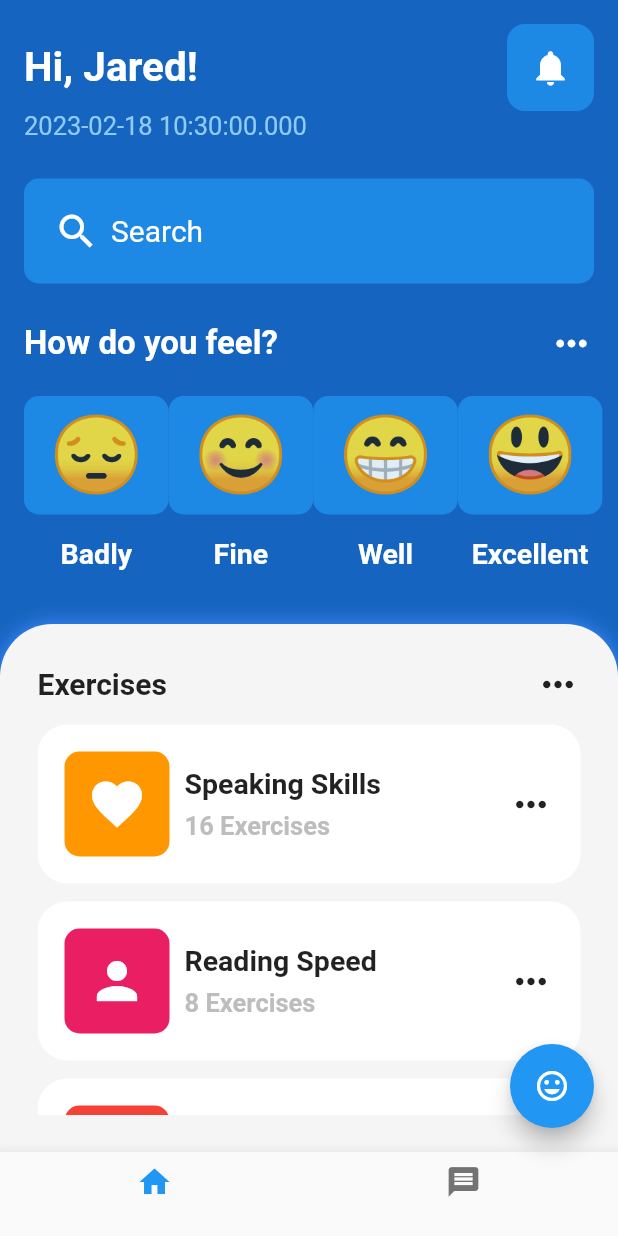
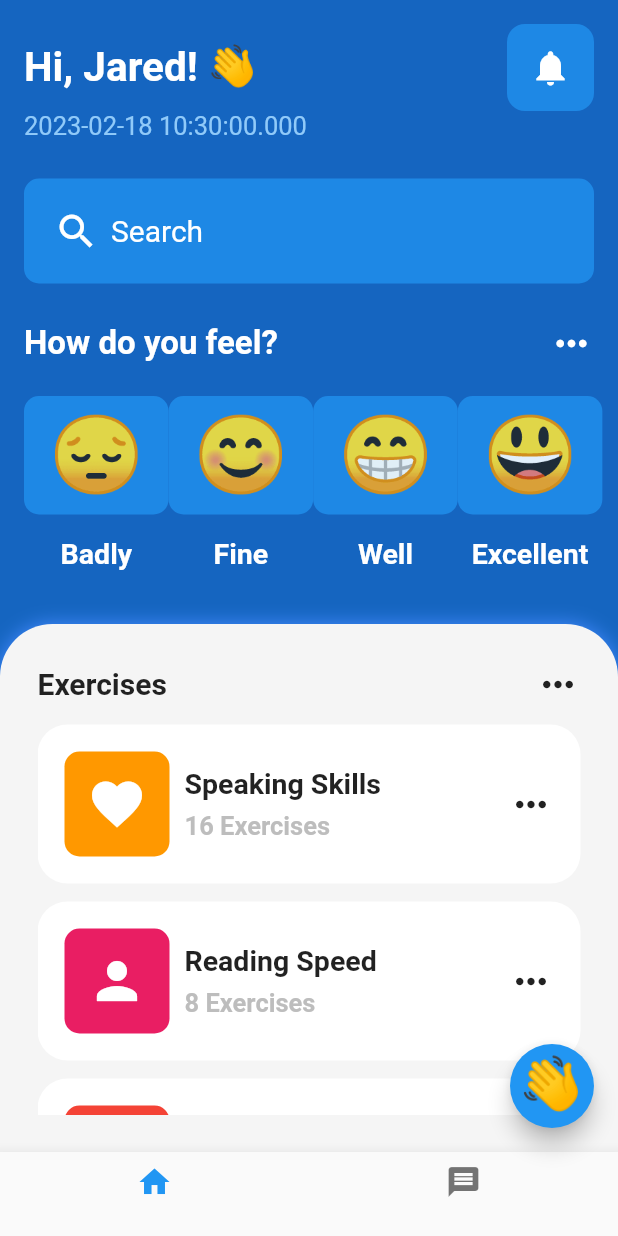
Before and after one commit to jakansha2001/mental_health_app_ui, a Flutter app: the screen it shows after launch, on a phone screen of 412 x 824 dp. Run offline on Flutter 3.47's test engine with Material 2 defaults, Android fonts, the phone set to English and light mode, and no system bars; our stand-ins replace bloc, flutter_bloc.

```diff
--- a/lib/emoticon_card.dart
+++ b/lib/emoticon_card.dart
@@ -1,4 +1,6 @@
 import 'package:flutter/material.dart';
+import 'package:flutter_bloc/flutter_bloc.dart';
+import 'package:mental_health_app_ui/screens/bloc/home_bloc.dart';
 
 class EmoticonCard extends StatelessWidget {
   const EmoticonCard({super.key, required this.emoticonFace, required this.mood});
@@ -8,7 +10,13 @@ class EmoticonCard extends StatelessWidget {
 
   @override
   Widget build(BuildContext context) {
-    return Column(
+    return InkWell(
+      onTap: () {
+        context.read<HomeBloc>().add(
+              MoodChangedEvent(mood: emoticonFace),
+            );
+      },
+      child: Column(
         children: [
           Container(
             padding: const EdgeInsets.only(
@@ -42,6 +50,7 @@ class EmoticonCard extends StatelessWidget {
             ),
           ),
         ],
+      ),
     );
   }
 }
--- a/lib/main.dart
+++ b/lib/main.dart
@@ -1,4 +1,6 @@
 import 'package:flutter/material.dart';
+import 'package:flutter_bloc/flutter_bloc.dart';
+import 'package:mental_health_app_ui/screens/bloc/home_bloc.dart';
 import 'package:mental_health_app_ui/screens/home_page.dart';
 
 void main() {
@@ -10,9 +12,12 @@ class MyApp extends StatelessWidget {
 
   @override
   Widget build(BuildContext context) {
-    return const MaterialApp(
+    return MaterialApp(
       debugShowCheckedModeBanner: false,
-      home: HomePage(),
+      home: BlocProvider(
+        create: (context) => HomeBloc(),
+        child: const HomePage(),
+      ),
     );
   }
 }
--- /dev/null
+++ b/lib/screens/bloc/home_event.dart
@@ -0,0 +1,10 @@
+part of 'home_bloc.dart';
+
+@immutable
+abstract class HomeEvent {}
+
+class MoodChangedEvent extends HomeEvent {
+  final String mood;
+
+  MoodChangedEvent({required this.mood});
+}
--- /dev/null
+++ b/lib/screens/bloc/home_state.dart
@@ -0,0 +1,28 @@
+part of 'home_bloc.dart';
+
+enum HomeStatus {
+  initial,
+  loading,
+  loaded,
+}
+
+class HomeState {
+  final String mood;
+  final HomeStatus status;
+
+  HomeState({required this.mood, required this.status});
+
+  HomeState copyWith({
+    String? mood,
+    HomeStatus? status,
+  }) {
+    return HomeState(mood: mood ?? this.mood, status: status ?? this.status);
+  }
+
+  static HomeState initial() {
+    return HomeState(
+      mood: '👋',
+      status: HomeStatus.initial,
+    );
+  }
+}
--- a/lib/screens/home_page.dart
+++ b/lib/screens/home_page.dart
@@ -1,13 +1,31 @@
 import 'package:flutter/material.dart';
+import 'package:flutter_bloc/flutter_bloc.dart';
 import 'package:mental_health_app_ui/emoticon_card.dart';
 import 'package:mental_health_app_ui/exercise_tile.dart';
+
+import 'bloc/home_bloc.dart';
 
 class HomePage extends StatelessWidget {
   const HomePage({super.key});
 
   @override
   Widget build(BuildContext context) {
-    return Scaffold(
+    return BlocListener<HomeBloc, HomeState>(
+      listener: (context, state) {
+        if (state.status == HomeStatus.loaded) {
+          ScaffoldMessenger.of(context).showSnackBar(
+            SnackBar(
+              content: Text(
+                'Mood Changed to ${state.mood}',
+                style: const TextStyle(
+                  fontSize: 22.0,
+                ),
+              ),
+            ),
+          );
+        }
+      },
+      child: Scaffold(
         bottomNavigationBar: BottomNavigationBar(
           items: const [
             BottomNavigationBarItem(
@@ -26,8 +44,13 @@ class HomePage extends StatelessWidget {
         ),
         floatingActionButton: FloatingActionButton(
           onPressed: () {},
-        child: const Icon(
-          Icons.mood,
+          child: BlocBuilder<HomeBloc, HomeState>(
+            builder: (context, state) {
+              return Text(
+                state.mood,
+                style: const TextStyle(fontSize: 35),
+              );
+            },
           ),
         ),
         backgroundColor: Colors.blue[800],
@@ -42,13 +65,17 @@ class HomePage extends StatelessWidget {
                     Row(
                       mainAxisAlignment: MainAxisAlignment.spaceBetween,
                       children: [
-                      const Text(
-                        'Hi, Jared!',
-                        style: TextStyle(
+                        BlocBuilder<HomeBloc, HomeState>(
+                          builder: (context, state) {
+                            return Text(
+                              'Hi, Jared! ${state.mood}',
+                              style: const TextStyle(
                                 color: Colors.white,
                                 fontSize: 27.0,
                                 fontWeight: FontWeight.bold,
                               ),
+                            );
+                          },
                         ),
                         Container(
                           padding: const EdgeInsets.all(
@@ -255,6 +282,7 @@ class HomePage extends StatelessWidget {
             ],
           ),
         ),
+      ),
     );
   }
 }
```
Also changed, not shown: lib/screens/bloc/home_bloc.dart (added, +28 -0 lines), pubspec.yaml (+4 -12 lines), pubspec.lock. Lines whose indentation alone changed are shown as unchanged.
